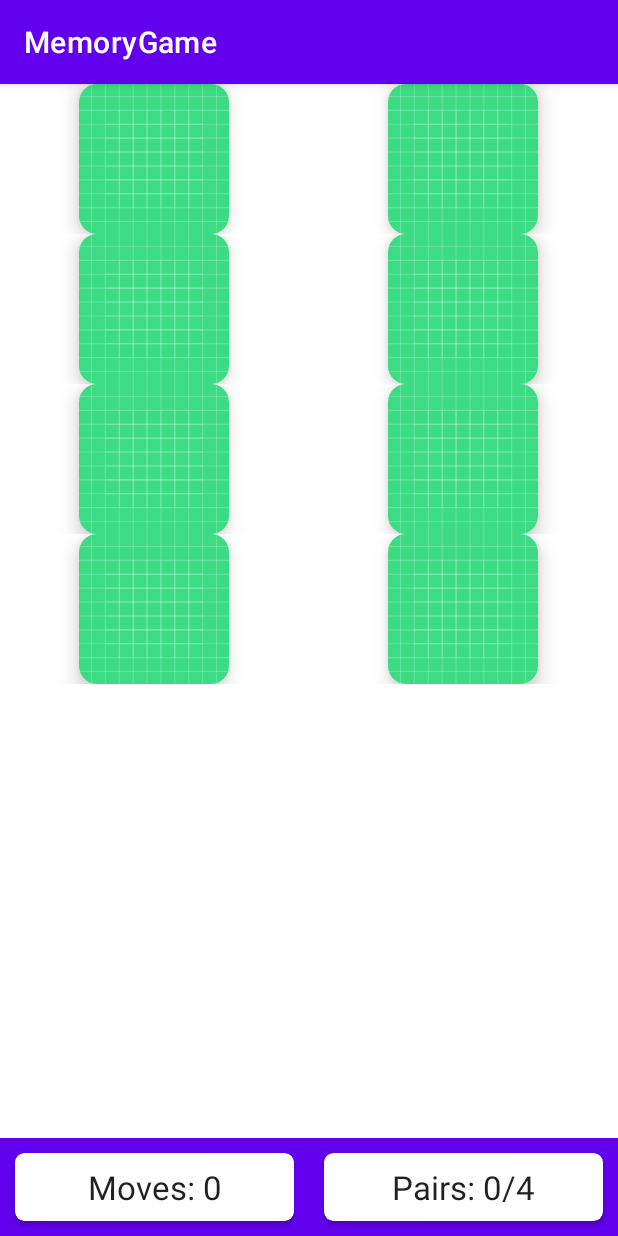
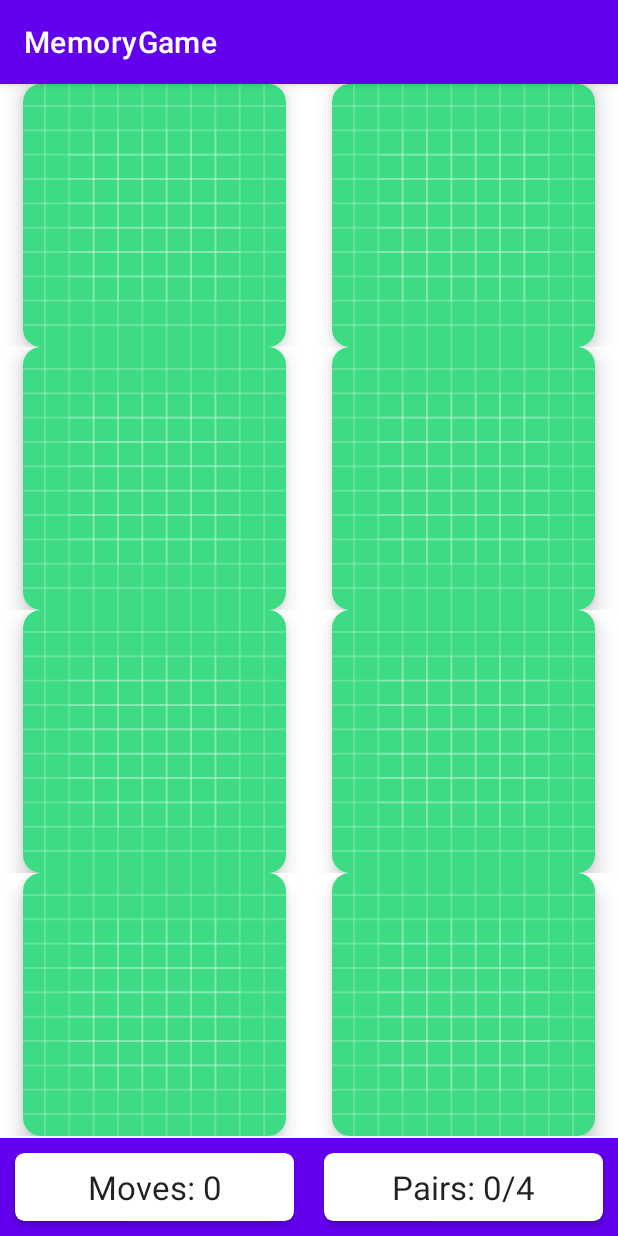
Before and after one commit to emryswei/MemoryGame, an Android app: the screen it shows after launch (MainActivity), on a phone screen of 412 x 824 dp. Run offline under Robolectric (Android 15) with nearby library versions, the phone set to English and light mode, and no system bars.

Commit message:
change recyclerview to adapt parent

```diff
--- a/app/src/main/java/com/example/memorygame/MainActivity.java
+++ b/app/src/main/java/com/example/memorygame/MainActivity.java
@@ -23,11 +23,11 @@ public class MainActivity extends AppCompatActivity {
 
         numMoves = findViewById(R.id.numMoves);
         numPairs = findViewById(R.id.numPairs);
+        imageButton = findViewById(R.id.imageButton);
         recyclerView = findViewById(R.id.recyclerViewBoard);
-        imageButton = findViewById(R.id.imageButton);
         recyclerView.setHasFixedSize(true);
 
-        MemoryAdapter memoryAdapter = new MemoryAdapter(this, imageButton);
+        MemoryAdapter memoryAdapter = new MemoryAdapter(this, imageButton, 8);
         recyclerView.setAdapter(memoryAdapter);
         recyclerView.setLayoutManager(new GridLayoutManager(this,2));
 
--- a/app/src/main/java/com/example/memorygame/MemoryAdapter.java
+++ b/app/src/main/java/com/example/memorygame/MemoryAdapter.java
@@ -17,12 +17,14 @@ import androidx.recyclerview.widget.RecyclerView;
 import org.jetbrains.annotations.NotNull;
 
 import java.util.ArrayList;
+import java.util.Enumeration;
 
 public class MemoryAdapter extends RecyclerView.Adapter<MemoryAdapter.ViewHolder>{
 
     private static final String TAG = "MemoryAdapter";
     private Context context;
     private ImageButton imageButton;
+    private int numPieces;
 
     public static class ViewHolder extends RecyclerView.ViewHolder{
         private ImageButton imageButton;
@@ -32,9 +34,10 @@ public class MemoryAdapter extends RecyclerView.Adapter<MemoryAdapter.ViewHolder
         }
     }
 
-    public MemoryAdapter(Context context, ImageButton imageButton) {
+    public MemoryAdapter(Context context, ImageButton imageButton, int numPieces) {
         this.context = context;
         this.imageButton = imageButton;
+        this.numPieces = numPieces;
     }
 
 
@@ -42,10 +45,13 @@ public class MemoryAdapter extends RecyclerView.Adapter<MemoryAdapter.ViewHolder
     @NotNull
     @Override
     public ViewHolder onCreateViewHolder(ViewGroup parent, int viewType) {
-        double height = parent.getHeight();
-        double width = parent.getWidth();
-
+        double parentHeight = parent.getHeight() / 4;
+        double parentWidth = parent.getWidth() / 2;
+        double smaller = Math.min(parentHeight, parentWidth);
         View view = LayoutInflater.from(parent.getContext()).inflate(R.layout.memory_card, parent, false);
+        View layoutParams = view.findViewById(R.id.cardView);
+        layoutParams.getLayoutParams().width = (int)smaller;
+        layoutParams.getLayoutParams().height = (int)smaller;
         ViewHolder holder = new ViewHolder(view);
         return holder;
     }
@@ -63,7 +69,7 @@ public class MemoryAdapter extends RecyclerView.Adapter<MemoryAdapter.ViewHolder
 
     @Override
     public int getItemCount() {
-        return 8;
+        return numPieces;
     }
 
 
--- a/app/src/main/res/layout/memory_card.xml
+++ b/app/src/main/res/layout/memory_card.xml
@@ -8,8 +8,8 @@
 
     <androidx.cardview.widget.CardView
         android:id="@+id/cardView"
-        android:layout_width="100dp"
-        android:layout_height="100dp"
+        android:layout_width="140dp"
+        android:layout_height="140dp"
         app:cardCornerRadius="12dp"
         app:cardElevation="8dp">
 
```
